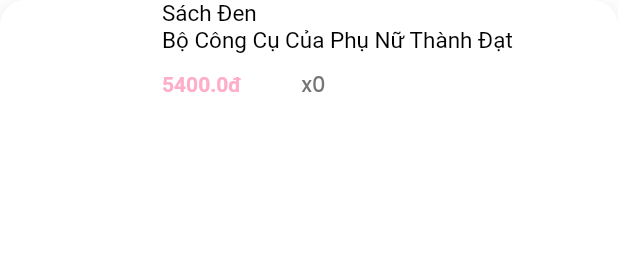
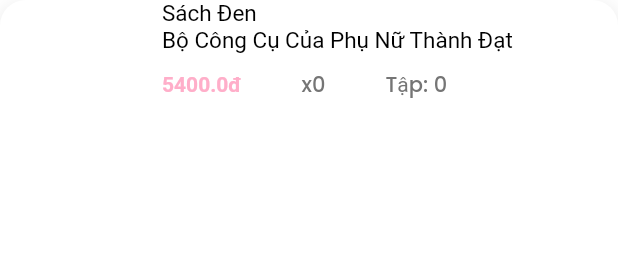
Before and after one commit to KhanhLinhHoNguyen/nhom4_THUD, a Flutter app: the CartCard widget shown alone on an empty page, opened directly with empty values, on a phone screen of 412 x 824 dp. Shown: the top 266 px of the screen. Run offline on Flutter 3.47's test engine with Material 2 defaults, Android fonts, the light colour scheme and no system bars; our stand-ins replace flutter_svg, fluttertoast, loading_animation_widget, shared_preferences; missing offline and left inert: bcrypt; accounts and stored records are empty; Roboto replaces fonts that are missing (Muli-Bold).

Commit message:
Update cart_card.dart

```diff
--- a/lib/screens/cart/components/cart_card.dart
+++ b/lib/screens/cart/components/cart_card.dart
@@ -77,6 +77,10 @@ class _CartCardState extends State<CartCard> {
                       widget.cartItem.numOfItem.toString(),
                       //textAlign: TextAlign.left,
                     ),
+                    SizedBox(width: 40),
+                    Text(
+                      "Tập: ${widget.cartItem.size}",
+                    )
                     // Text(
                     //   "Size: ${widget.cartItem.size}",
                     // )
```
